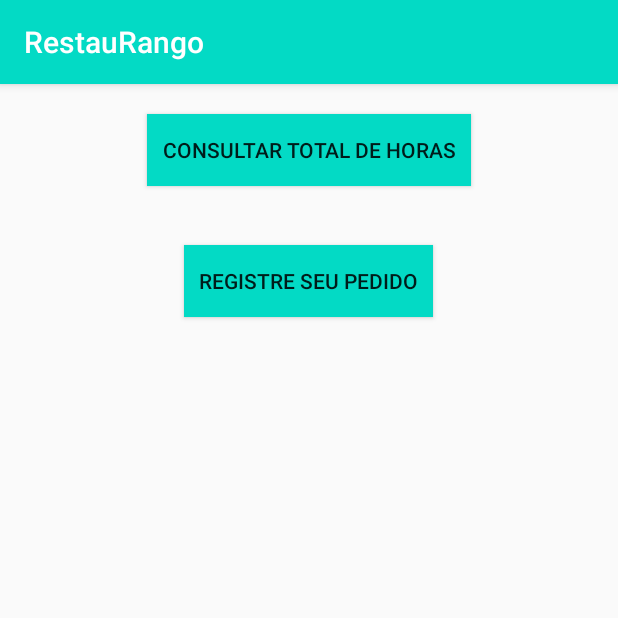
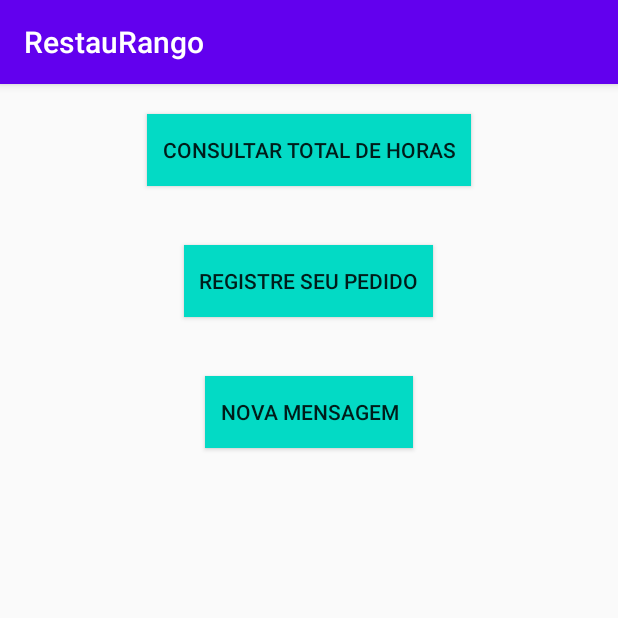
Before and after one commit to kevinlpll/aulaSistemasMoveis, an Android app: the screen it shows after launch (MainActivity), on a phone screen of 412 x 824 dp, the top half of it. Run offline under Robolectric (Android 15) with nearby library versions, the phone set to English and light mode, and no system bars.

Commit message:
Adicionada interface simplificada  para envio de mensagens entre telas

```diff
--- a/app/src/main/java/com/uniso/lpdm/restaurango/MainActivity.java
+++ b/app/src/main/java/com/uniso/lpdm/restaurango/MainActivity.java
@@ -3,6 +3,7 @@
 
 package com.uniso.lpdm.restaurango;
 
+import android.content.Intent;
 import android.os.Bundle;
 import androidx.appcompat.app.AppCompatActivity;
 import androidx.appcompat.widget.Toolbar;
@@ -22,8 +23,8 @@ public class MainActivity extends AppCompatActivity {
         setContentView(R.layout.activity_main);
 
         //Cria a toolbar com o nome da aplicação em cima
-        Toolbar toolbar = findViewById(R.id.toolbar);
-        setSupportActionBar(toolbar);
+//        Toolbar toolbar = findViewById(R.id.toolbar);
+//        setSupportActionBar(toolbar);
     }
 
     //Função que será chamada ao clicar no botão "check_hours"
@@ -39,6 +40,11 @@ public class MainActivity extends AppCompatActivity {
         order.setText("Registrando pedido....");
     }
 
+    public void onClickNewMessage(View view){
+        Intent intent = new Intent(this,NewMessageActivity.class);
+        startActivity(intent);
+    }
+
 
 
 }
--- a/app/src/main/res/layout/activity_main.xml
+++ b/app/src/main/res/layout/activity_main.xml
@@ -10,22 +10,6 @@
     android:orientation="vertical"
     android:layout_gravity="center"
     >
-
-<!--Componente da toolbar-->
-    <com.google.android.material.appbar.AppBarLayout
-        android:layout_width="match_parent"
-        android:layout_height="wrap_content"
-        android:theme="@style/AppTheme.AppBarOverlay"
-        >
-
-        <androidx.appcompat.widget.Toolbar
-            android:id="@+id/toolbar"
-            android:layout_width="match_parent"
-            android:layout_height="?attr/actionBarSize"
-            android:background="@color/colorAccent"
-            app:popupTheme="@style/AppTheme.PopupOverlay" />
-
-    </com.google.android.material.appbar.AppBarLayout>
 
 <!--Botão que mostra o total de horas-->
         <Button
@@ -67,4 +51,16 @@
             android:text=""
             android:layout_gravity="center"
             android:layout_marginTop="10dp"/>
+<!--Botão que leva para a tela de escrever as coisa-->
+    <Button
+        android:id="@+id/btn_new_message"
+        android:layout_width="wrap_content"
+        android:layout_height="wrap_content"
+        android:background="@color/colorAccent"
+        android:text="@string/btn_new_message"
+        android:layout_gravity="center"
+        android:layout_marginTop="10dp"
+        android:onClick="onClickNewMessage"
+        android:padding="@dimen/btn_padding"
+        />
     </LinearLayout>
--- a/app/src/main/res/menu/menu_main.xml
+++ b/app/src/main/res/menu/menu_main.xml
@@ -1,7 +1,8 @@
 <menu xmlns:android="http://schemas.android.com/apk/res/android"
     xmlns:app="http://schemas.android.com/apk/res-auto"
     xmlns:tools="http://schemas.android.com/tools"
-    tools:context="com.uniso.lpdm.restaurango.MainActivity">
+    tools:context="com.uniso.lpdm.restaurango.MainActivity"
+    >
     <item
         android:id="@+id/action_settings"
         android:orderInCategory="100"
--- a/app/src/main/res/values/strings.xml
+++ b/app/src/main/res/values/strings.xml
@@ -12,4 +12,6 @@
     <string name="btn_view_hours">Consultar total de horas</string>
     <string name="text_view_hours">Várias horas mesmo</string>
     <string name="text_register_order">Várias horas mesmo</string>
+    <string name="btn_new_message">Nova mensagem</string>
+    <string name="hint_message">Digite aqui o seu pedido!</string>
 </resources>
```
Also changed, not shown: app/src/main/AndroidManifest.xml (+20 -1 lines), app/src/main/java/com/uniso/lpdm/restaurango/NewMessageActivity.java (added, +33 -0 lines), app/src/main/java/com/uniso/lpdm/restaurango/ReceiveMessageActivity.java (added, +27 -0 lines), app/src/main/res/layout/activity_message.xml (added, +33 -0 lines), app/src/main/res/layout/activity_receive_message.xml (added, +14 -0 lines).
